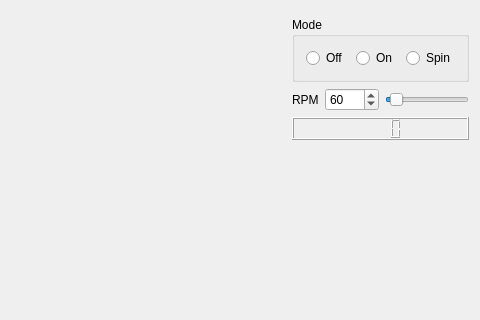
Qt form qtViewer/mainwidget.ui (pilou80/lidarxv11Viewer) before a commit; both pictures show x 136 to 616 and y 0 to 320 of the 616 by 468 pixel window.
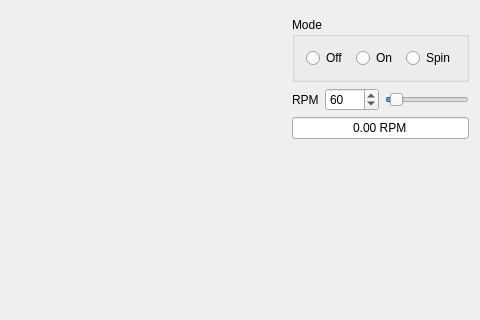
The same form after that commit. Custom widgets are drawn as their Qt base class.

Commit message: Rework Serial, Speed Change; add formpid WIP untested

```diff
--- a/qtViewer/mainwidget.ui
+++ b/qtViewer/mainwidget.ui
@@ -89,9 +89,18 @@
         </layout>
        </item>
        <item>
-        <widget class="QLCDNumber" name="lcdNumberSpeed">
-         <property name="digitCount">
-          <number>4</number>
+        <widget class="QLineEdit" name="lineEditSpeed">
+         <property name="text">
+          <string>0.00 RPM</string>
+         </property>
+         <property name="alignment">
+          <set>Qt::AlignCenter</set>
+         </property>
+         <property name="readOnly">
+          <bool>true</bool>
+         </property>
+         <property name="clearButtonEnabled">
+          <bool>false</bool>
          </property>
         </widget>
        </item>
```
The commit also changes 9 other files.
